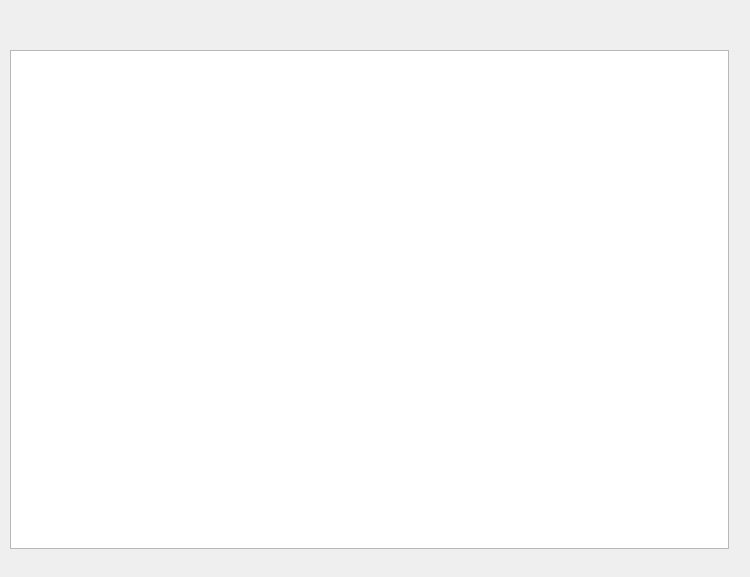
Mathew5555/new, file main.ui: the form before one commit.
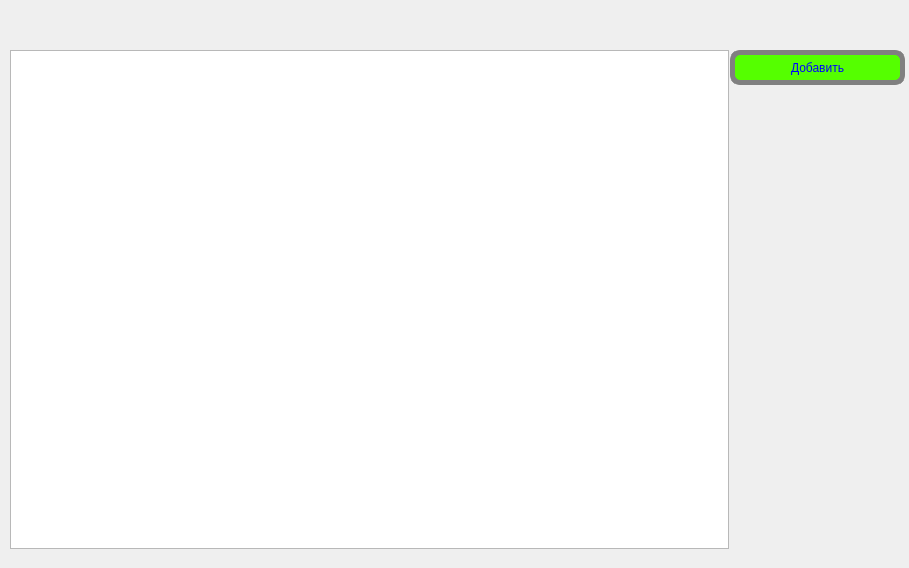
The form after the commit.

```diff
--- a/main.ui
+++ b/main.ui
@@ -6,8 +6,8 @@
    <rect>
     <x>0</x>
     <y>0</y>
-    <width>750</width>
-    <height>577</height>
+    <width>909</width>
+    <height>568</height>
    </rect>
   </property>
   <property name="windowTitle">
@@ -30,6 +30,47 @@
      </size>
     </property>
    </widget>
+   <widget class="QPushButton" name="add">
+    <property name="geometry">
+     <rect>
+      <x>730</x>
+      <y>50</y>
+      <width>175</width>
+      <height>35</height>
+     </rect>
+    </property>
+    <property name="minimumSize">
+     <size>
+      <width>100</width>
+      <height>35</height>
+     </size>
+    </property>
+    <property name="maximumSize">
+     <size>
+      <width>175</width>
+      <height>16777215</height>
+     </size>
+    </property>
+    <property name="toolTip">
+     <string>&lt;html&gt;&lt;head/&gt;&lt;body&gt;&lt;p&gt;После добавления не забудьте обновить!&lt;/p&gt;&lt;/body&gt;&lt;/html&gt;</string>
+    </property>
+    <property name="styleSheet">
+     <string notr="true">#add {
+background-color: rgb(85, 255, 0);
+font: 75 10pt &quot;MS Shell Dlg 2&quot;;
+border-radius: 10px;
+border: 5px solid grey;
+color: blue;
+}
+
+#add:hover {
+border: 5px solid #5555ff;
+}</string>
+    </property>
+    <property name="text">
+     <string>Добавить</string>
+    </property>
+   </widget>
   </widget>
  </widget>
  <resources/>
```
Left out of the diff: 3 changed lines with no effect on the pictures.
